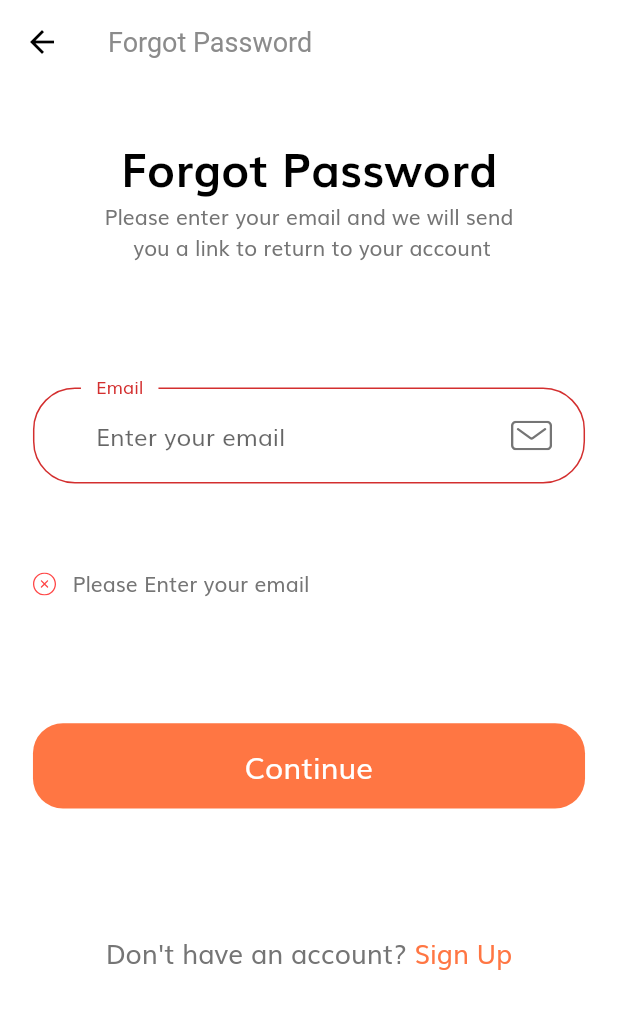
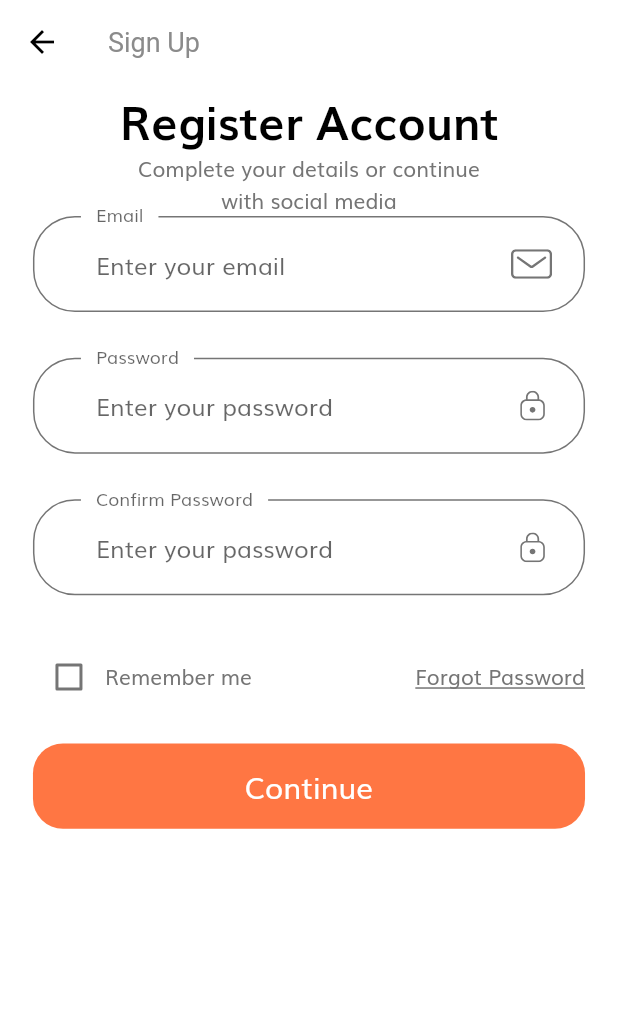
Before and after one commit to boytpcm123/shop_app, a Flutter app: the ForgotPasswordScreen screen opened by its route, after a tap on "Continue", after a tap on "Sign Up", on a phone screen of 412 x 824 dp. Shown: the top 1009 px of the screen. Run offline on Flutter 3.47's test engine with Material 2 defaults, Android fonts, the phone set to English and light mode, and no system bars; our stand-ins replace flutter_svg.

Commit message:
Add Sign up screen

```diff
--- a/lib/components/no_account_text.dart
+++ b/lib/components/no_account_text.dart
@@ -1,4 +1,5 @@
 import 'package:flutter/material.dart';
+import 'package:shop_app/screens/sign_up/sign_up.dart';
 
 import '../constants.dart';
 import '../size_config.dart';
@@ -18,7 +19,7 @@ class NoAccountText extends StatelessWidget {
           style: TextStyle(fontSize: getProportionateScreenWidth(16)),
         ),
         GestureDetector(
-          onTap: () => {},
+          onTap: () => Navigator.pushNamed(context, SignUpScreen.routeName),
           child: Text(
             "Sign Up",
             style: TextStyle(
--- a/lib/constants.dart
+++ b/lib/constants.dart
@@ -1,4 +1,6 @@
 import 'package:flutter/material.dart';
+
+import 'size_config.dart';
 
 const kPrimaryColor = Color(0xFFFF7643);
 const kPrimaryLightColor = Color(0xFFFFECDF);
@@ -12,6 +14,13 @@ const kTextColor = Color(0xFF757575);
 
 const kAnimationDuration = Duration(milliseconds: 200);
 
+final headingStyle = TextStyle(
+  fontSize: getProportionateScreenWidth(28),
+  fontWeight: FontWeight.bold,
+  color: Colors.black,
+  height: 1.5,
+);
+
 // Form Error
 final RegExp emailValidatorRegExp =
     RegExp(r"^[a-zA-Z0-9.]+@[a-zA-Z0-9]+\.[a-zA-Z]+");
--- a/lib/routes.dart
+++ b/lib/routes.dart
@@ -2,6 +2,7 @@ import 'package:flutter/material.dart';
 import 'package:shop_app/screens/forgot_password/forgot_password_screen.dart';
 import 'package:shop_app/screens/login_success/login_success_screen.dart';
 import 'package:shop_app/screens/sign_in/sign_in_screen.dart';
+import 'package:shop_app/screens/sign_up/sign_up.dart';
 import 'package:shop_app/screens/splash/splash_screen.dart';
 
 // We use name route
@@ -11,4 +12,5 @@ final Map<String, WidgetBuilder> routes = {
   SignInScreen.routeName: (context) => const SignInScreen(),
   ForgotPasswordScreen.routeName: (context) => const ForgotPasswordScreen(),
   LoginSuccessScreen.routeName: (context) => const LoginSuccessScreen(),
+  SignUpScreen.routeName: (context) => const SignUpScreen()
 };
--- a/lib/screens/forgot_password/components/body.dart
+++ b/lib/screens/forgot_password/components/body.dart
@@ -1,6 +1,7 @@
 import 'package:flutter/material.dart';
 import 'package:shop_app/components/no_account_text.dart';
 
+import '../../../constants.dart';
 import '../../../size_config.dart';
 import 'forgot_pass_form.dart';
 
@@ -21,11 +22,7 @@ class Body extends StatelessWidget {
                 SizedBox(height: SizeConfig.screenHeight * 0.04),
                 Text(
                   "Forgot Password",
-                  style: TextStyle(
-                    color: Colors.black,
-                    fontSize: getProportionateScreenWidth(28),
-                    fontWeight: FontWeight.bold,
-                  ),
+                  style: headingStyle,
                 ),
                 const Text(
                   """
--- a/lib/screens/login_success/components/body.dart
+++ b/lib/screens/login_success/components/body.dart
@@ -23,7 +23,7 @@ class Body extends StatelessWidget {
             color: Colors.black,
           ),
         ),
-        Spacer(),
+        const Spacer(),
         SizedBox(
           width: SizeConfig.screenWidth * 0.6,
           child: DefaultButton(
@@ -31,7 +31,7 @@ class Body extends StatelessWidget {
             press: () {},
           ),
         ),
-        Spacer(),
+        const Spacer(),
       ],
     );
   }
--- /dev/null
+++ b/lib/screens/sign_up/components/body.dart
@@ -0,0 +1,37 @@
+import 'package:flutter/material.dart';
+import 'package:shop_app/size_config.dart';
+import '../../../constants.dart';
+import 'sign_up_form.dart';
+
+class Body extends StatelessWidget {
+  const Body({Key key}) : super(key: key);
+
+  @override
+  Widget build(BuildContext context) {
+    return SafeArea(
+      child: Padding(
+        padding: EdgeInsets.symmetric(
+          horizontal: getProportionateScreenWidth(20),
+        ),
+        child: SizedBox(
+          width: double.infinity,
+          child: SingleChildScrollView(
+            child: Column(
+              children: [
+                Text(
+                  "Register Account",
+                  style: headingStyle,
+                ),
+                const Text(
+                  "Complete your details or continue\nwith social media",
+                  textAlign: TextAlign.center,
+                ),
+                const SignUpForm()
+              ],
+            ),
+          ),
+        ),
+      ),
+    );
+  }
+}
--- /dev/null
+++ b/lib/screens/sign_up/components/sign_up_form.dart
@@ -0,0 +1,201 @@
+import 'package:flutter/material.dart';
+import 'package:shop_app/components/custom_suffix_icon.dart';
+import 'package:shop_app/components/default_button.dart';
+import 'package:shop_app/components/form_error.dart';
+import 'package:shop_app/constants.dart';
+import 'package:shop_app/screens/forgot_password/forgot_password_screen.dart';
+import 'package:shop_app/screens/login_success/login_success_screen.dart';
+import 'package:shop_app/size_config.dart';
+
+class SignUpForm extends StatefulWidget {
+  const SignUpForm({Key key}) : super(key: key);
+
+  @override
+  _SignUpFormState createState() => _SignUpFormState();
+}
+
+class _SignUpFormState extends State<SignUpForm> {
+  final _formKey = GlobalKey<FormState>();
+  String email;
+  String password;
+  String confirmPassword;
+  bool remember = false;
+
+  final List<String> errors = [];
+
+  void addError({String error}) {
+    if (!errors.contains(error)) {
+      setState(() {
+        errors.add(error);
+      });
+    }
+  }
+
+  void removeError({String error}) {
+    if (errors.contains(error)) {
+      setState(() {
+        errors.remove(error);
+      });
+    }
+  }
+
+  @override
+  Widget build(BuildContext context) {
+    return Form(
+      key: _formKey,
+      child: Column(
+        children: [
+          buildEmailFormField(),
+          SizedBox(height: getProportionateScreenHeight(30)),
+          buildPasswordFormField(),
+          SizedBox(height: getProportionateScreenHeight(30)),
+          buildConfirmPasswordFormField(),
+          SizedBox(height: getProportionateScreenHeight(30)),
+          Row(
+            children: [
+              Checkbox(
+                value: remember,
+                activeColor: kPrimaryColor,
+                onChanged: (value) {
+                  setState(() {
+                    remember = value;
+                  });
+                },
+              ),
+              const Text("Remember me"),
+              const Spacer(),
+              GestureDetector(
+                onTap: () => Navigator.pushNamed(
+                    context, ForgotPasswordScreen.routeName),
+                child: const Text(
+                  "Forgot Password",
+                  style: TextStyle(decoration: TextDecoration.underline),
+                ),
+              )
+            ],
+          ),
+          FormError(errors: errors),
+          SizedBox(height: getProportionateScreenHeight(20)),
+          DefaultButton(
+            text: "Continue",
+            press: () {
+              if (_formKey.currentState.validate()) {
+                _formKey.currentState.save();
+                //If all are valid then go to success screen
+                Navigator.pushNamed(context, LoginSuccessScreen.routeName);
+              }
+            },
+          )
+        ],
+      ),
+    );
+  }
+
+  TextFormField buildEmailFormField() {
+    return TextFormField(
+      keyboardType: TextInputType.emailAddress,
+      onSaved: (newValue) {
+        email = newValue;
+      },
+      onChanged: (value) {
+        if (value.isNotEmpty && errors.contains(kEmailNullError)) {
+          removeError(error: kEmailNullError);
+        } else if (emailValidatorRegExp.hasMatch(value) &&
+            errors.contains(kInvalidEmailError)) {
+          removeError(error: kInvalidEmailError);
+        }
+      },
+      validator: (value) {
+        if (value.isEmpty && !errors.contains(kEmailNullError)) {
+          addError(error: kEmailNullError);
+          return '';
+        } else if (value.isNotEmpty &&
+            !emailValidatorRegExp.hasMatch(value) &&
+            !errors.contains(kInvalidEmailError)) {
+          addError(error: kInvalidEmailError);
+          return '';
+        }
+        return null;
+      },
+      decoration: const InputDecoration(
+        labelText: "Email",
+        hintText: "Enter your email",
+        floatingLabelBehavior: FloatingLabelBehavior.always,
+        suffixIcon: CustomSuffixIcon(
+          svgIcon: "assets/icons/Mail.svg",
+        ),
+      ),
+    );
+  }
+
+  TextFormField buildPasswordFormField() {
+    return TextFormField(
+      obscureText: true,
+      onSaved: (newValue) {
+        password = newValue;
+      },
+      onChanged: (value) {
+        if (value.isNotEmpty && errors.contains(kPassNullError)) {
+          removeError(error: kPassNullError);
+        } else if (value.length >= 8 && errors.contains(kShortPassError)) {
+          removeError(error: kShortPassError);
+        }
+        return null;
+      },
+      validator: (value) {
+        if (value.isEmpty && !errors.contains(kPassNullError)) {
+          addError(error: kPassNullError);
+          return '';
+        } else if (value.isNotEmpty &&
+            value.length < 8 &&
+            !errors.contains(kShortPassError)) {
+          addError(error: kShortPassError);
+          return '';
+        }
+        return null;
+      },
+      decoration: const InputDecoration(
+        labelText: "Password",
+        hintText: "Enter your password",
+        floatingLabelBehavior: FloatingLabelBehavior.always,
+        suffixIcon: CustomSuffixIcon(
+          svgIcon: "assets/icons/Lock.svg",
+        ),
+      ),
+    );
+  }
+
+  TextFormField buildConfirmPasswordFormField() {
+    return TextFormField(
+      obscureText: true,
+      onSaved: (newValue) {
+        confirmPassword = newValue;
+      },
+      onChanged: (value) {
+        if (value.isNotEmpty && errors.contains(kPassNullError)) {
+          removeError(error: kPassNullError);
+        } else if (value.length >= 8 && errors.contains(kShortPassError)) {
+          removeError(error: kShortPassError);
+        }
+        return null;
+      },
+      validator: (value) {
+        if (value.isEmpty) {
+          return '';
+        } else if (password == confirmPassword) {
+          addError(error: kMatchPassError);
+          return '';
+        }
+        return null;
+      },
+      decoration: const InputDecoration(
+        labelText: "Confirm Password",
+        hintText: "Enter your password",
+        floatingLabelBehavior: FloatingLabelBehavior.always,
+        suffixIcon: CustomSuffixIcon(
+          svgIcon: "assets/icons/Lock.svg",
+        ),
+      ),
+    );
+  }
+}
--- /dev/null
+++ b/lib/screens/sign_up/sign_up.dart
@@ -0,0 +1,17 @@
+import 'package:flutter/material.dart';
+import 'components/body.dart';
+
+class SignUpScreen extends StatelessWidget {
+  static String routeName = "/sign_up";
+  const SignUpScreen({Key key}) : super(key: key);
+
+  @override
+  Widget build(BuildContext context) {
+    return Scaffold(
+      appBar: AppBar(
+        title: const Text("Sign Up"),
+      ),
+      body: const Body(),
+    );
+  }
+}
```
Also changed, not shown: lib/screens/sign_in/components/body.dart (+2 -5 lines).
